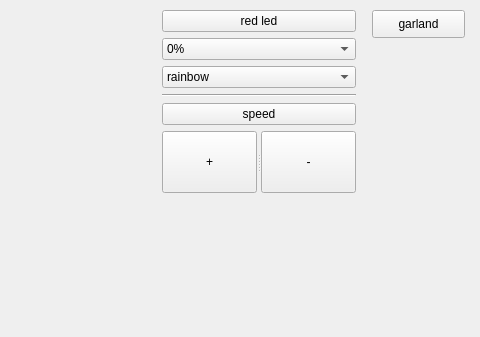
Above: keeMASH.ui from buhtanback/KeeMASH before the change; both pictures show x 368 to 848 and y 0 to 337 of the 848 by 605 pixel window. Below: the same form after it.
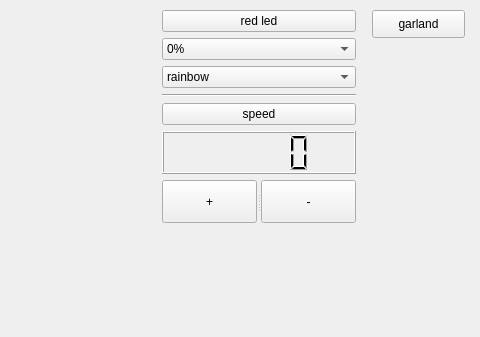
That is the form after the change.

Commit message: add speed red_led feedback display

```diff
--- a/keeMASH.ui
+++ b/keeMASH.ui
@@ -62,7 +62,7 @@
       <x>530</x>
       <y>10</y>
       <width>194</width>
-      <height>183</height>
+      <height>213</height>
      </rect>
     </property>
     <layout class="QVBoxLayout" name="verticalLayout_2">
@@ -200,6 +200,9 @@
        </property>
       </widget>
      </item>
+     <item>
+      <widget class="QLCDNumber" name="lcdSp"/>
+     </item>
      <item>
       <widget class="QSplitter" name="splitter">
        <property name="orientation">
```
The commit also changes 1 other file.
